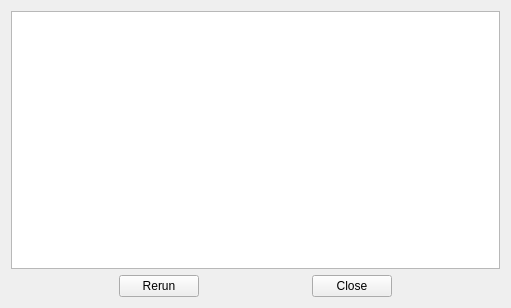
First picture: the form in QtInterface/validator_output_widget.ui, repository MaoBoulve/Maya-Asset-Validator-Tool, before the edit.
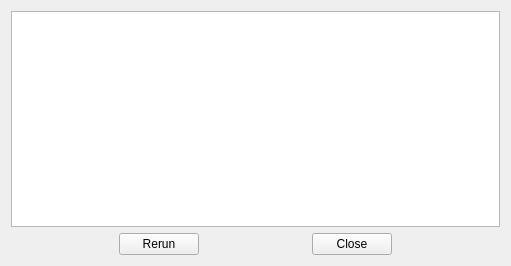
Second picture: the form after the edit.

Commit message: Minor validator widget adjustment

```diff
--- a/QtInterface/validator_output_widget.ui
+++ b/QtInterface/validator_output_widget.ui
@@ -7,7 +7,7 @@
     <x>0</x>
     <y>0</y>
     <width>511</width>
-    <height>308</height>
+    <height>266</height>
    </rect>
   </property>
   <property name="windowTitle">
```
